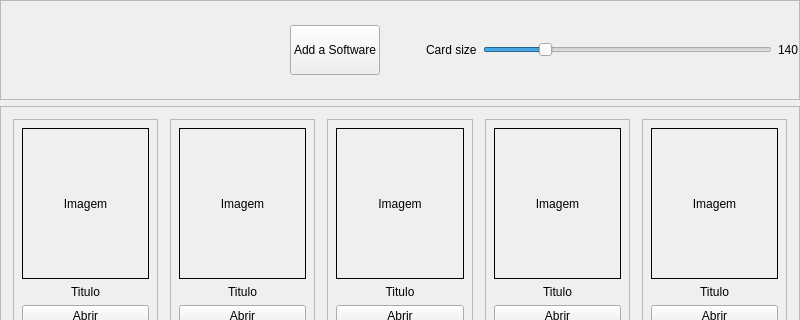
The window that dotLauncher.ui (Dotzin/DotLauncher_) describes before a commit, drawn with Qt 5; both pictures show x 0 to 800 and y 0 to 320 of the 800 by 600 pixel window.
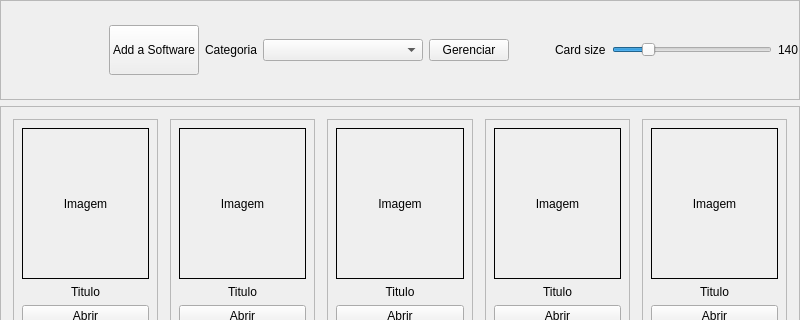
The same window after the commit.

Commit message:
feat: add category filter and manage categories UI
*   Introduces a QComboBox for filtering software entries by category.
*   Adds a QPushButton to open a dedicated dialog for category management.

Patch:
```diff
--- a/dotLauncher.ui
+++ b/dotLauncher.ui
@@ -98,6 +98,30 @@
          </property>
         </widget>
        </item>
+       <item>
+        <widget class="QLabel" name="categoryFilterLabel">
+         <property name="text">
+          <string>Categoria</string>
+         </property>
+        </widget>
+       </item>
+       <item>
+        <widget class="QComboBox" name="categoryFilterCombo">
+         <property name="minimumSize">
+          <size>
+           <width>160</width>
+           <height>0</height>
+          </size>
+         </property>
+        </widget>
+       </item>
+       <item>
+        <widget class="QPushButton" name="manageCategoriesButton">
+         <property name="text">
+          <string>Gerenciar</string>
+         </property>
+        </widget>
+       </item>
        <item>
         <spacer name="horizontalSpacer_3">
          <property name="orientation">
```
